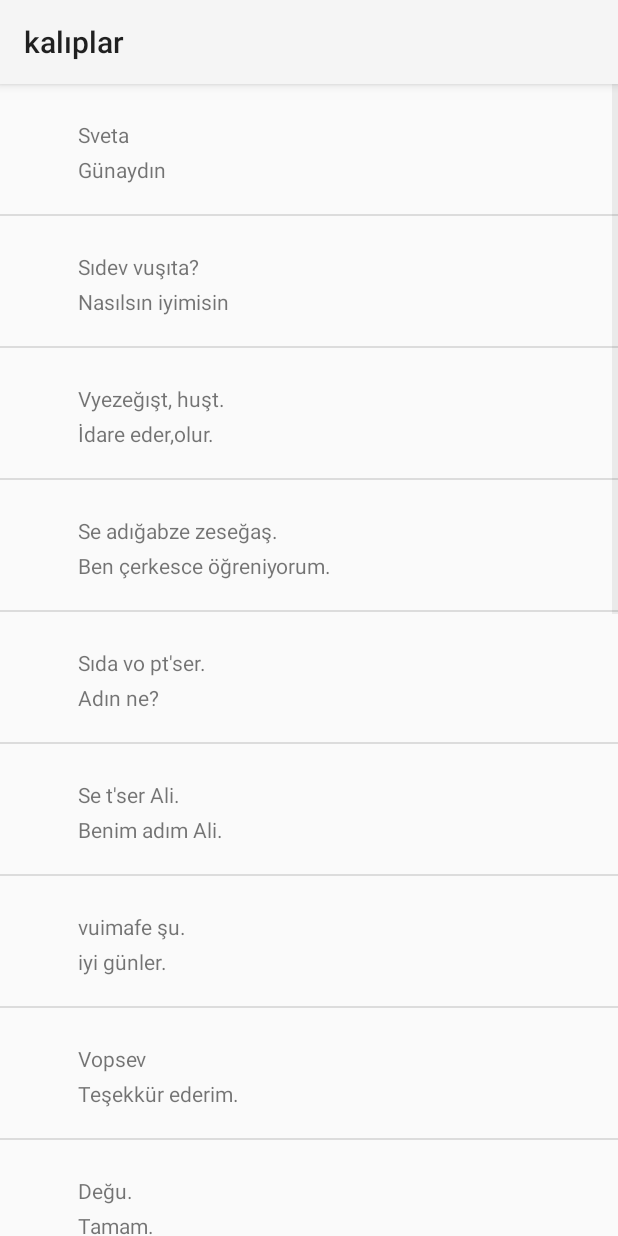
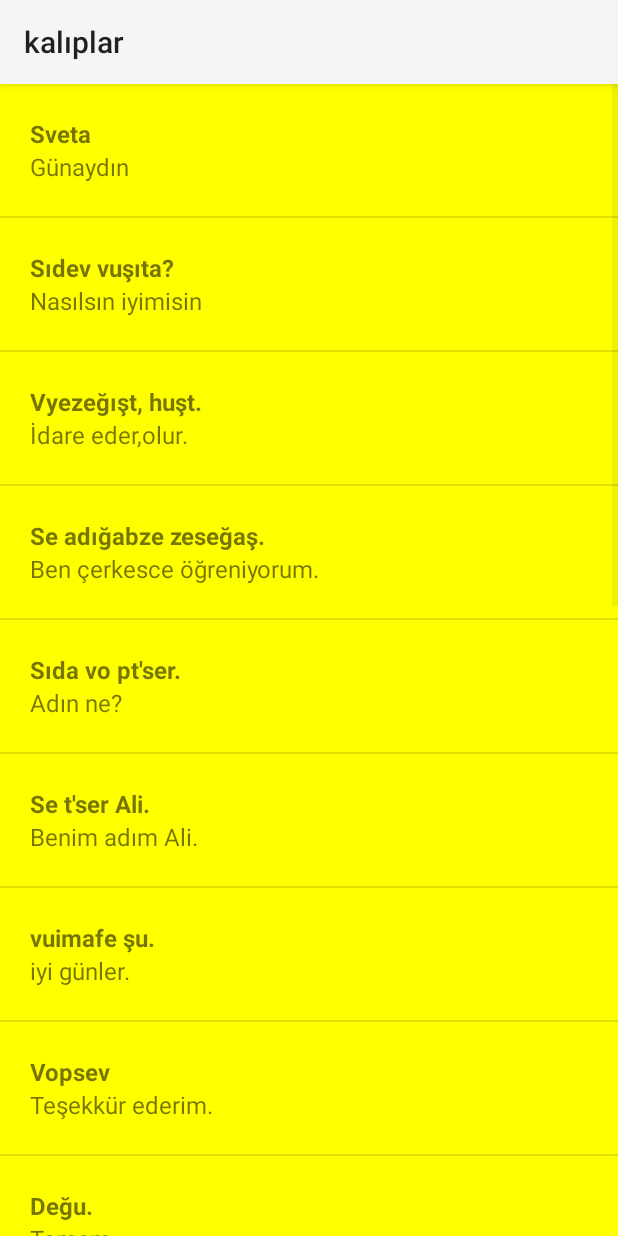
Before and after one commit to neosinan/Cerkesce, an Android app: the PhrasesActivity screen opened directly, with no data from a screen before it, on a phone screen of 412 x 824 dp. Run offline under Robolectric (Android 15) with nearby library versions, the phone set to English and light mode, and no system bars.

Commit message:
Some visual polish

```diff
--- a/app/src/main/java/com/neosinan/cspr/cerkezce/ColorsActivity.java
+++ b/app/src/main/java/com/neosinan/cspr/cerkezce/ColorsActivity.java
@@ -12,7 +12,7 @@ public class ColorsActivity extends AppCompatActivity {
     protected void onCreate(Bundle savedInstanceState) {
         super.onCreate(savedInstanceState);
         setContentView(R.layout.activity_colors);
-        setTitle(R.string.sayılar);
+        setTitle(R.string.renkler);
         ArrayList<Word> numberArrayList = new ArrayList<Word>();
 
         //Here We add new Word to our Word Array
--- a/app/src/main/java/com/neosinan/cspr/cerkezce/FamilyActivity.java
+++ b/app/src/main/java/com/neosinan/cspr/cerkezce/FamilyActivity.java
@@ -19,7 +19,7 @@ public class FamilyActivity extends AppCompatActivity {
         numberArrayList.add(new Word("Anne", "nan, nane, sinane ",R.drawable.family_mother));
         numberArrayList.add(new Word("Baba", "tı, siyate ",R.drawable.family_father));
         numberArrayList.add(new Word("Eş (Bayan)", "şuzı ",R.drawable.family_mother));
-        numberArrayList.add(new Word("Eş (Bay)", "l'ı",R.drawable.family_mother));
+        numberArrayList.add(new Word("Eş (Bay)", "l'ı",R.drawable.family_father));
         numberArrayList.add(new Word("kızkardeş", "şiph'u nahıç, sişuph'u nahıç ",R.drawable.family_younger_sister));
         numberArrayList.add(new Word("erkek kardeş", "şınahıç, sişnahıç ",R.drawable.family_younger_brother));
         numberArrayList.add(new Word("kız çocuğu", "pşaşe,pşaşejiy",R.drawable.family_daughter));
--- a/app/src/main/java/com/neosinan/cspr/cerkezce/Word.java
+++ b/app/src/main/java/com/neosinan/cspr/cerkezce/Word.java
@@ -6,13 +6,15 @@ import android.graphics.Bitmap;
  * Created by cspr on 11.10.2017.
  */
 
+
 public class Word {
     //Cerkezce çevirilecek kelime
     private String mCerkezceTranslation;
     //Default Dildeki kelime
     private String mDefaultTranslation;
     //Kelimlerin Resim karşığı
-    private int mDefaultImage;
+    private int mDefaultImage=HAS_NO_IMAGE;
+    private final static int HAS_NO_IMAGE=-1;
 
     //Image  kullanan class instanceları için constractor.
     public Word(String defaultTranslation, String cerkezceTranslation, int defaultImage){
@@ -34,8 +36,9 @@ public class Word {
         return mDefaultTranslation;
     }
 
-
     public String getCerkezceTranslation() { return mCerkezceTranslation;}
 
-
+    public boolean hasImage(){
+       return mDefaultImage!=HAS_NO_IMAGE;
+    }
 }
--- a/app/src/main/java/com/neosinan/cspr/cerkezce/WordAdaptor.java
+++ b/app/src/main/java/com/neosinan/cspr/cerkezce/WordAdaptor.java
@@ -66,9 +66,16 @@ public class WordAdaptor extends ArrayAdapter<Word> {
         // set this text on the number TextView
         numberTextView.setText(currentWord.getDefaultTranslation());
 
+        //finding imageview and if necasry filling with appropriate image
         ImageView imageView = (ImageView) listItemView.findViewById(R.id.image_view);
+        if(currentWord.hasImage()){
+            imageView.setImageResource(currentWord.getmDefaultImage());
+            imageView.setVisibility(View.VISIBLE);
+        }else {
+            imageView.setVisibility(View.GONE);
+        }
 
-        imageView.setImageResource(currentWord.getmDefaultImage());
+
 
         return listItemView;
     }
--- a/app/src/main/res/layout/activity_colors.xml
+++ b/app/src/main/res/layout/activity_colors.xml
@@ -2,6 +2,7 @@
     <ListView xmlns:android="http://schemas.android.com/apk/res/android"
     xmlns:app="http://schemas.android.com/apk/res-auto"
     android:id="@+id/colors"
+    android:background="#64FFDA"
     xmlns:tools="http://schemas.android.com/tools"
     android:layout_width="match_parent"
     android:layout_height="match_parent"
--- a/app/src/main/res/layout/activity_family.xml
+++ b/app/src/main/res/layout/activity_family.xml
@@ -2,6 +2,7 @@
 <ListView xmlns:android="http://schemas.android.com/apk/res/android"
     xmlns:app="http://schemas.android.com/apk/res-auto"
     android:id="@+id/family"
+    android:background="#448AFF"
     xmlns:tools="http://schemas.android.com/tools"
     android:layout_width="match_parent"
     android:layout_height="match_parent"
--- a/app/src/main/res/layout/activity_numbers.xml
+++ b/app/src/main/res/layout/activity_numbers.xml
@@ -5,6 +5,7 @@
     xmlns:tools="http://schemas.android.com/tools"
     android:layout_width="match_parent"
     android:layout_height="match_parent"
+    android:background="#40C4FF"
     tools:context="com.neosinan.cspr.cerkezce.NumbersActivity">
 
 </ListView>
--- a/app/src/main/res/layout/activity_phrases.xml
+++ b/app/src/main/res/layout/activity_phrases.xml
@@ -4,6 +4,7 @@
     android:id="@+id/phrases"
     xmlns:tools="http://schemas.android.com/tools"
     android:layout_width="match_parent"
+    android:background="#FFFF00"
     android:layout_height="match_parent"
     tools:context="com.neosinan.cspr.cerkezce.PhrasesActivity">
 
--- a/app/src/main/res/layout/list_item.xml
+++ b/app/src/main/res/layout/list_item.xml
@@ -2,31 +2,33 @@
 <LinearLayout xmlns:android="http://schemas.android.com/apk/res/android"
     xmlns:tools="http://schemas.android.com/tools"
     android:orientation="horizontal" android:layout_width="match_parent"
-    android:layout_height="match_parent"
-    android:padding="16dp">
+    android:layout_height="match_parent">
     <ImageView
         android:id="@+id/image_view"
-        android:padding="8dp"
         android:layout_width="wrap_content"
-        android:layout_height="wrap_content" />
+        android:layout_height="88dp"
+        android:background="#ffffff"/>
     <LinearLayout
         android:layout_marginLeft="16dp"
         android:padding="4dp"
         android:orientation="vertical"
         android:layout_width="wrap_content"
-        android:layout_height="wrap_content">
+        android:layout_height="88dp">
         <TextView
+            android:gravity="bottom"
+            android:layout_weight="1"
             tools:text="Tzı"
             android:id="@+id/cerkez_text_view"
             android:layout_width="match_parent"
-            android:layout_height="wrap_content"
-            android:paddingTop="4dp"
-            android:paddingBottom="2dp"/>
+            android:textSize="16sp"
+            android:textStyle="bold"
+            android:layout_height="0dp" />
         <TextView
-            tools:text="Bir"
-            android:paddingTop="2dp"
+            android:gravity="top"
+            android:textSize="16sp"
+            android:layout_weight="1"
+            android:layout_height="0dp"
             android:id="@+id/language_text_view"
-            android:layout_width="match_parent"
-            android:layout_height="wrap_content"/>
+            android:layout_width="match_parent"/>
     </LinearLayout>
 </LinearLayout>
```
